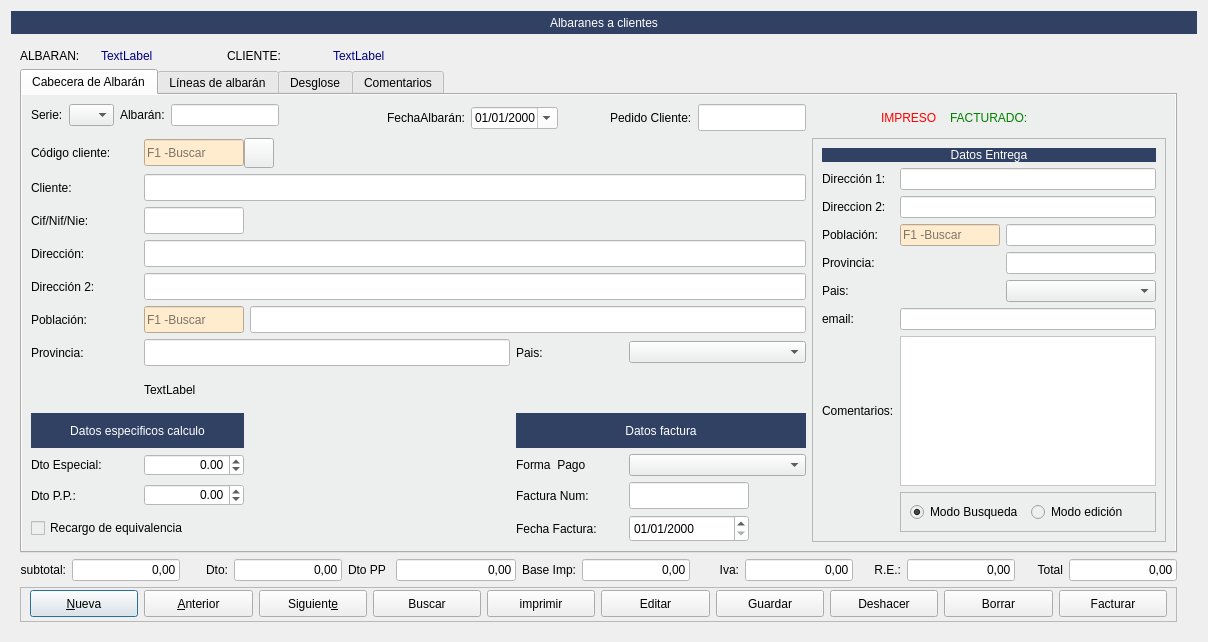
arcnexus/RedFoX, file Zona_Ventas/frmalbaran.ui: the form before one commit.
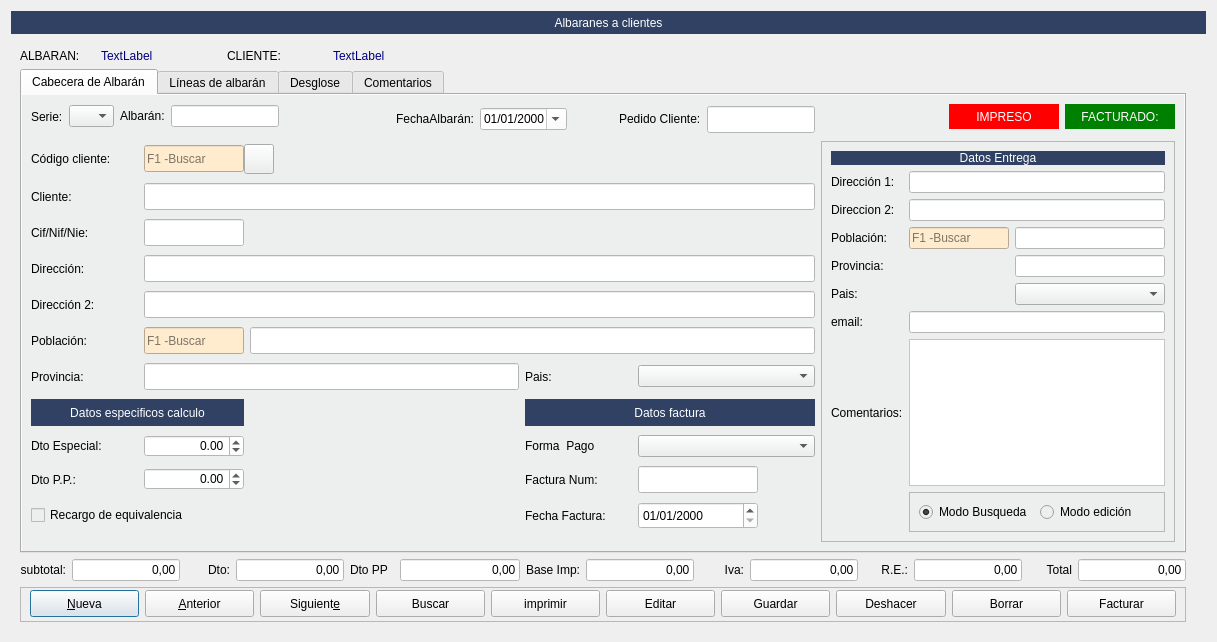
The form after the commit. The open tabs and pages were chosen to show the change. Icons and pictures are not drawn.

```diff
--- a/Zona_Ventas/frmalbaran.ui
+++ b/Zona_Ventas/frmalbaran.ui
@@ -6,7 +6,7 @@
    <rect>
     <x>0</x>
     <y>0</y>
-    <width>1208</width>
+    <width>1217</width>
     <height>642</height>
    </rect>
   </property>
@@ -27,7 +27,7 @@
    <item row="1" column="0" colspan="2">
     <widget class="QStackedWidget" name="stackedWidget">
      <property name="currentIndex">
-      <number>1</number>
+      <number>0</number>
      </property>
      <widget class="QWidget" name="page">
       <layout class="QGridLayout" name="gridLayout_5">
@@ -744,22 +744,6 @@
              </property>
             </widget>
            </item>
-           <item row="0" column="12" rowspan="2">
-            <widget class="QLabel" name="lbimpreso">
-             <property name="sizePolicy">
-              <sizepolicy hsizetype="Preferred" vsizetype="Fixed">
-               <horstretch>0</horstretch>
-               <verstretch>0</verstretch>
-              </sizepolicy>
-             </property>
-             <property name="styleSheet">
-              <string notr="true">color: rgb(255, 0, 0);</string>
-             </property>
-             <property name="text">
-              <string>IMPRESO</string>
-             </property>
-            </widget>
-           </item>
            <item row="0" column="7" rowspan="2">
             <widget class="QDateEdit" name="txtfecha">
              <property name="sizePolicy">
@@ -792,22 +776,6 @@
              </property>
             </widget>
            </item>
-           <item row="0" column="13" rowspan="2">
-            <widget class="QLabel" name="lbfacturado">
-             <property name="sizePolicy">
-              <sizepolicy hsizetype="Preferred" vsizetype="Fixed">
-               <horstretch>0</horstretch>
-               <verstretch>0</verstretch>
-              </sizepolicy>
-             </property>
-             <property name="styleSheet">
-              <string notr="true">color: rgb(0, 128, 0);</string>
-             </property>
-             <property name="text">
-              <string>FACTURADO:</string>
-             </property>
-            </widget>
-           </item>
            <item row="0" column="2">
             <widget class="QLabel" name="lblnumalb">
              <property name="sizePolicy">
@@ -884,96 +852,8 @@
            </item>
            <item row="2" column="0" colspan="11">
             <layout class="QGridLayout" name="gridLayout_10">
-             <item row="3" column="1" colspan="4">
-              <widget class="QLineEdit" name="txtdireccion1">
-               <property name="sizePolicy">
-                <sizepolicy hsizetype="Preferred" vsizetype="Fixed">
-                 <horstretch>0</horstretch>
-                 <verstretch>0</verstretch>
-                </sizepolicy>
-               </property>
-               <property name="minimumSize">
-                <size>
-                 <width>0</width>
-                 <height>27</height>
-                </size>
-               </property>
-               <property name="styleSheet">
-                <string notr="true">background-color: rgb(255, 255, 255);</string>
-               </property>
-              </widget>
-             </item>
-             <item row="2" column="0">
-              <widget class="QLabel" name="label_15">
-               <property name="sizePolicy">
-                <sizepolicy hsizetype="Preferred" vsizetype="Preferred">
-                 <horstretch>0</horstretch>
-                 <verstretch>0</verstretch>
-                </sizepolicy>
-               </property>
-               <property name="maximumSize">
-                <size>
-                 <width>107</width>
-                 <height>16777215</height>
-                </size>
-               </property>
-               <property name="text">
-                <string>Cif/Nif/Nie:</string>
-               </property>
-              </widget>
-             </item>
-             <item row="5" column="0">
-              <widget class="QLabel" name="label_7">
-               <property name="sizePolicy">
-                <sizepolicy hsizetype="Preferred" vsizetype="Preferred">
-                 <horstretch>0</horstretch>
-                 <verstretch>0</verstretch>
-                </sizepolicy>
-               </property>
-               <property name="maximumSize">
-                <size>
-                 <width>107</width>
-                 <height>16777215</height>
-                </size>
-               </property>
-               <property name="text">
-                <string>Población:</string>
-               </property>
-              </widget>
-             </item>
-             <item row="1" column="0">
-              <widget class="QLabel" name="label_4">
-               <property name="sizePolicy">
-                <sizepolicy hsizetype="Preferred" vsizetype="Preferred">
-                 <horstretch>0</horstretch>
-                 <verstretch>0</verstretch>
-                </sizepolicy>
-               </property>
-               <property name="maximumSize">
-                <size>
-                 <width>107</width>
-                 <height>16777215</height>
-                </size>
-               </property>
-               <property name="text">
-                <string>Cliente:</string>
-               </property>
-              </widget>
-             </item>
-             <item row="2" column="1" colspan="2">
-              <widget class="QLineEdit" name="txtcif">
-               <property name="sizePolicy">
-                <sizepolicy hsizetype="Preferred" vsizetype="Fixed">
-                 <horstretch>0</horstretch>
-                 <verstretch>0</verstretch>
-                </sizepolicy>
-               </property>
-               <property name="minimumSize">
-                <size>
-                 <width>0</width>
-                 <height>27</height>
-                </size>
-               </property>
+             <item row="10" column="1">
+              <widget class="QDoubleSpinBox" name="spinPorc_dto_pp">
                <property name="maximumSize">
                 <size>
                  <width>100</width>
@@ -982,6 +862,53 @@
                </property>
                <property name="styleSheet">
                 <string notr="true">background-color: rgb(255, 255, 255);</string>
+               </property>
+               <property name="alignment">
+                <set>Qt::AlignRight|Qt::AlignTrailing|Qt::AlignVCenter</set>
+               </property>
+               <property name="minimum">
+                <double>-100.000000000000000</double>
+               </property>
+               <property name="value">
+                <double>0.000000000000000</double>
+               </property>
+              </widget>
+             </item>
+             <item row="11" column="4">
+              <widget class="QDateEdit" name="txtfecha_factura">
+               <property name="sizePolicy">
+                <sizepolicy hsizetype="Preferred" vsizetype="Fixed">
+                 <horstretch>0</horstretch>
+                 <verstretch>0</verstretch>
+                </sizepolicy>
+               </property>
+               <property name="minimumSize">
+                <size>
+                 <width>0</width>
+                 <height>27</height>
+                </size>
+               </property>
+               <property name="maximumSize">
+                <size>
+                 <width>120</width>
+                 <height>16777215</height>
+                </size>
+               </property>
+               <property name="styleSheet">
+                <string notr="true">background-color: rgb(255, 255, 255);</string>
+               </property>
+               <property name="displayFormat">
+                <string>dd/MM/yyyy</string>
+               </property>
+               <property name="calendarPopup">
+                <bool>false</bool>
+               </property>
+              </widget>
+             </item>
+             <item row="11" column="3">
+              <widget class="QLabel" name="label_52">
+               <property name="text">
+                <string>Fecha Factura:</string>
                </property>
               </widget>
              </item>
@@ -1004,44 +931,6 @@
                </property>
               </widget>
              </item>
-             <item row="0" column="0">
-              <widget class="QLabel" name="label_3">
-               <property name="sizePolicy">
-                <sizepolicy hsizetype="Preferred" vsizetype="Preferred">
-                 <horstretch>0</horstretch>
-                 <verstretch>0</verstretch>
-                </sizepolicy>
-               </property>
-               <property name="maximumSize">
-                <size>
-                 <width>107</width>
-                 <height>16777215</height>
-                </size>
-               </property>
-               <property name="text">
-                <string>Código cliente:</string>
-               </property>
-              </widget>
-             </item>
-             <item row="6" column="1" colspan="2">
-              <widget class="QLineEdit" name="txtprovincia">
-               <property name="sizePolicy">
-                <sizepolicy hsizetype="Preferred" vsizetype="Fixed">
-                 <horstretch>0</horstretch>
-                 <verstretch>0</verstretch>
-                </sizepolicy>
-               </property>
-               <property name="minimumSize">
-                <size>
-                 <width>0</width>
-                 <height>27</height>
-                </size>
-               </property>
-               <property name="styleSheet">
-                <string notr="true">background-color: rgb(255, 255, 255);</string>
-               </property>
-              </widget>
-             </item>
              <item row="0" column="1" colspan="4">
               <layout class="QHBoxLayout" name="horizontalLayout_2">
                <property name="spacing">
@@ -1113,25 +1002,6 @@
                </item>
               </layout>
              </item>
-             <item row="4" column="1" colspan="4">
-              <widget class="QLineEdit" name="txtdireccion2">
-               <property name="sizePolicy">
-                <sizepolicy hsizetype="Preferred" vsizetype="Fixed">
-                 <horstretch>0</horstretch>
-                 <verstretch>0</verstretch>
-                </sizepolicy>
-               </property>
-               <property name="minimumSize">
-                <size>
-                 <width>0</width>
-                 <height>27</height>
-                </size>
-               </property>
-               <property name="styleSheet">
-                <string notr="true">background-color: rgb(255, 255, 255);</string>
-               </property>
-              </widget>
-             </item>
              <item row="1" column="1" colspan="4">
               <widget class="QLineEdit" name="txtcliente">
                <property name="sizePolicy">
@@ -1151,8 +1021,8 @@
                </property>
               </widget>
              </item>
-             <item row="3" column="0">
-              <widget class="QLabel" name="label_5">
+             <item row="5" column="0">
+              <widget class="QLabel" name="label_7">
                <property name="sizePolicy">
                 <sizepolicy hsizetype="Preferred" vsizetype="Preferred">
                  <horstretch>0</horstretch>
@@ -1166,45 +1036,32 @@
                 </size>
                </property>
                <property name="text">
-                <string>Dirección:</string>
+                <string>Población:</string>
                </property>
               </widget>
              </item>
-             <item row="6" column="0">
-              <widget class="QLabel" name="label_13">
+             <item row="2" column="1" colspan="2">
+              <widget class="QLineEdit" name="txtcif">
                <property name="sizePolicy">
-                <sizepolicy hsizetype="Preferred" vsizetype="Preferred">
+                <sizepolicy hsizetype="Preferred" vsizetype="Fixed">
                  <horstretch>0</horstretch>
                  <verstretch>0</verstretch>
                 </sizepolicy>
                </property>
-               <property name="maximumSize">
+               <property name="minimumSize">
                 <size>
-                 <width>107</width>
-                 <height>16777215</height>
+                 <width>0</width>
+                 <height>27</height>
                 </size>
                </property>
-               <property name="text">
-                <string>Provincia:</string>
-               </property>
-              </widget>
-             </item>
-             <item row="6" column="3">
-              <widget class="QLabel" name="label_14">
-               <property name="sizePolicy">
-                <sizepolicy hsizetype="Preferred" vsizetype="Preferred">
-                 <horstretch>0</horstretch>
-                 <verstretch>0</verstretch>
-                </sizepolicy>
-               </property>
                <property name="maximumSize">
                 <size>
-                 <width>107</width>
+                 <width>100</width>
                  <height>16777215</height>
                 </size>
                </property>
-               <property name="text">
-                <string>Pais:</string>
+               <property name="styleSheet">
+                <string notr="true">background-color: rgb(255, 255, 255);</string>
                </property>
               </widget>
              </item>
@@ -1227,6 +1084,86 @@
                </property>
               </widget>
              </item>
+             <item row="9" column="4">
+              <widget class="QComboBox" name="cbo_forma_pago"/>
+             </item>
+             <item row="11" column="0" colspan="2">
+              <widget class="QCheckBox" name="chklporc_rec">
+               <property name="sizePolicy">
+                <sizepolicy hsizetype="Preferred" vsizetype="Fixed">
+                 <horstretch>0</horstretch>
+                 <verstretch>0</verstretch>
+                </sizepolicy>
+               </property>
+               <property name="text">
+                <string>Recargo de equivalencia</string>
+               </property>
+              </widget>
+             </item>
+             <item row="10" column="0">
+              <widget class="QLabel" name="label_42">
+               <property name="text">
+                <string>Dto P.P.:</string>
+               </property>
+              </widget>
+             </item>
+             <item row="2" column="0">
+              <widget class="QLabel" name="label_15">
+               <property name="sizePolicy">
+                <sizepolicy hsizetype="Preferred" vsizetype="Preferred">
+                 <horstretch>0</horstretch>
+                 <verstretch>0</verstretch>
+                </sizepolicy>
+               </property>
+               <property name="maximumSize">
+                <size>
+                 <width>107</width>
+                 <height>16777215</height>
+                </size>
+               </property>
+               <property name="text">
+                <string>Cif/Nif/Nie:</string>
+               </property>
+              </widget>
+             </item>
+             <item row="6" column="3">
+              <widget class="QLabel" name="label_14">
+               <property name="sizePolicy">
+                <sizepolicy hsizetype="Preferred" vsizetype="Preferred">
+                 <horstretch>0</horstretch>
+                 <verstretch>0</verstretch>
+                </sizepolicy>
+               </property>
+               <property name="maximumSize">
+                <size>
+                 <width>107</width>
+                 <height>16777215</height>
+                </size>
+               </property>
+               <property name="text">
+                <string>Pais:</string>
+               </property>
+              </widget>
+             </item>
+             <item row="3" column="1" colspan="4">
+              <widget class="QLineEdit" name="txtdireccion1">
+               <property name="sizePolicy">
+                <sizepolicy hsizetype="Preferred" vsizetype="Fixed">
+                 <horstretch>0</horstretch>
+                 <verstretch>0</verstretch>
+                </sizepolicy>
+               </property>
+               <property name="minimumSize">
+                <size>
+                 <width>0</width>
+                 <height>27</height>
+                </size>
+               </property>
+               <property name="styleSheet">
+                <string notr="true">background-color: rgb(255, 255, 255);</string>
+               </property>
+              </widget>
+             </item>
              <item row="6" column="4">
               <layout class="QHBoxLayout" name="horizontalLayout_3">
                <item>
@@ -1275,14 +1212,98 @@
                </property>
               </widget>
              </item>
-             <item row="10" column="0">
+             <item row="4" column="1" colspan="4">
+              <widget class="QLineEdit" name="txtdireccion2">
+               <property name="sizePolicy">
+                <sizepolicy hsizetype="Preferred" vsizetype="Fixed">
+                 <horstretch>0</horstretch>
+                 <verstretch>0</verstretch>
+                </sizepolicy>
+               </property>
+               <property name="minimumSize">
+                <size>
+                 <width>0</width>
+                 <height>27</height>
+                </size>
+               </property>
+               <property name="styleSheet">
+                <string notr="true">background-color: rgb(255, 255, 255);</string>
+               </property>
+              </widget>
+             </item>
+             <item row="10" column="3">
+              <widget class="QLabel" name="label_51">
+               <property name="text">
+                <string>Factura Num:</string>
+               </property>
+              </widget>
+             </item>
+             <item row="7" column="3" colspan="2">
+              <widget class="QLabel" name="label_50">
+               <property name="maximumSize">
+                <size>
+                 <width>16777215</width>
+                 <height>27</height>
+                </size>
+               </property>
+               <property name="styleSheet">
+                <string notr="true">background-color: #304163;
+color: rgb(255, 255, 255);</string>
+               </property>
+               <property name="text">
+                <string>Datos factura</string>
+               </property>
+               <property name="alignment">
+                <set>Qt::AlignCenter</set>
+               </property>
+              </widget>
+             </item>
+             <item row="3" column="0">
+              <widget class="QLabel" name="label_5">
+               <property name="sizePolicy">
+                <sizepolicy hsizetype="Preferred" vsizetype="Preferred">
+                 <horstretch>0</horstretch>
+                 <verstretch>0</verstretch>
+                </sizepolicy>
+               </property>
+               <property name="maximumSize">
+                <size>
+                 <width>107</width>
+                 <height>16777215</height>
+                </size>
+               </property>
+               <property name="text">
+                <string>Dirección:</string>
+               </property>
+              </widget>
+             </item>
+             <item row="6" column="1" colspan="2">
+              <widget class="QLineEdit" name="txtprovincia">
+               <property name="sizePolicy">
+                <sizepolicy hsizetype="Preferred" vsizetype="Fixed">
+                 <horstretch>0</horstretch>
+                 <verstretch>0</verstretch>
+                </sizepolicy>
+               </property>
+               <property name="minimumSize">
+                <size>
+                 <width>0</width>
+                 <height>27</height>
+                </size>
+               </property>
+               <property name="styleSheet">
+                <string notr="true">background-color: rgb(255, 255, 255);</string>
+               </property>
+              </widget>
+             </item>
+             <item row="9" column="0">
               <widget class="QLabel" name="label_41">
                <property name="text">
                 <string>Dto Especial:</string>
                </property>
               </widget>
              </item>
-             <item row="10" column="1">
+             <item row="9" column="1">
               <widget class="QDoubleSpinBox" name="spinporc_Dto">
                <property name="styleSheet">
                 <string notr="true">background-color: rgb(255, 255, 255);</string>
@@ -1298,162 +1319,114 @@
                </property>
               </widget>
              </item>
-             <item row="11" column="1">
-              <widget class="QDoubleSpinBox" name="spinPorc_dto_pp">
-               <property name="maximumSize">
-                <size>
-                 <width>100</width>
-                 <height>16777215</height>
-                </size>
-               </property>
-               <property name="styleSheet">
-                <string notr="true">background-color: rgb(255, 255, 255);</string>
-               </property>
-               <property name="alignment">
-                <set>Qt::AlignRight|Qt::AlignTrailing|Qt::AlignVCenter</set>
-               </property>
-               <property name="minimum">
-                <double>-100.000000000000000</double>
-               </property>
-               <property name="value">
-                <double>0.000000000000000</double>
-               </property>
-              </widget>
-             </item>
-             <item row="11" column="0">
-              <widget class="QLabel" name="label_42">
-               <property name="text">
-                <string>Dto P.P.:</string>
-               </property>
-              </widget>
-             </item>
-             <item row="12" column="0" colspan="2">
-              <widget class="QCheckBox" name="chklporc_rec">
+             <item row="1" column="0">
+              <widget class="QLabel" name="label_4">
                <property name="sizePolicy">
-                <sizepolicy hsizetype="Preferred" vsizetype="Fixed">
+                <sizepolicy hsizetype="Preferred" vsizetype="Preferred">
                  <horstretch>0</horstretch>
                  <verstretch>0</verstretch>
                 </sizepolicy>
                </property>
-               <property name="text">
-                <string>Recargo de equivalencia</string>
-               </property>
-              </widget>
-             </item>
-             <item row="8" column="0" colspan="2">
-              <widget class="QLabel" name="label_48">
-               <property name="styleSheet">
-                <string notr="true">background-color: #304163;
-color: rgb(255, 255, 255);</string>
-               </property>
-               <property name="text">
-                <string>Datos especificos calculo</string>
-               </property>
-               <property name="alignment">
-                <set>Qt::AlignCenter</set>
-               </property>
-              </widget>
-             </item>
-             <item row="7" column="1">
-              <widget class="QLabel" name="label_49">
-               <property name="text">
-                <string>TextLabel</string>
-               </property>
-              </widget>
-             </item>
-             <item row="11" column="3">
-              <widget class="QLabel" name="label_51">
-               <property name="text">
-                <string>Factura Num:</string>
-               </property>
-              </widget>
-             </item>
-             <item row="11" column="4">
-              <widget class="QLineEdit" name="txtcNumFra">
-               <property name="sizePolicy">
-                <sizepolicy hsizetype="Preferred" vsizetype="Fixed">
-                 <horstretch>0</horstretch>
-                 <verstretch>0</verstretch>
-                </sizepolicy>
-               </property>
-               <property name="minimumSize">
-                <size>
-                 <width>0</width>
-                 <height>27</height>
-                </size>
-               </property>
                <property name="maximumSize">
                 <size>
-                 <width>120</width>
+                 <width>107</width>
                  <height>16777215</height>
                 </size>
                </property>
-               <property name="styleSheet">
-                <string notr="true">background-color: rgb(255, 255, 255);</string>
-               </property>
-              </widget>
-             </item>
-             <item row="12" column="4">
-              <widget class="QDateEdit" name="txtfecha_factura">
-               <property name="sizePolicy">
-                <sizepolicy hsizetype="Preferred" vsizetype="Fixed">
-                 <horstretch>0</horstretch>
-                 <verstretch>0</verstretch>
-                </sizepolicy>
-               </property>
-               <property name="minimumSize">
-                <size>
-                 <width>0</width>
-                 <height>27</height>
-                </size>
-               </property>
-               <property name="maximumSize">
-                <size>
-                 <width>120</width>
-                 <height>16777215</height>
-                </size>
-               </property>
-               <property name="styleSheet">
-                <string notr="true">background-color: rgb(255, 255, 255);</string>
-               </property>
-               <property name="displayFormat">
-                <string>dd/MM/yyyy</string>
-               </property>
-               <property name="calendarPopup">
-                <bool>false</bool>
-               </property>
-              </widget>
-             </item>
-             <item row="12" column="3">
-              <widget class="QLabel" name="label_52">
                <property name="text">
-                <string>Fecha Factura:</string>
+                <string>Cliente:</string>
                </property>
               </widget>
              </item>
-             <item row="8" column="3" colspan="2">
-              <widget class="QLabel" name="label_50">
-               <property name="styleSheet">
-                <string notr="true">background-color: #304163;
-color: rgb(255, 255, 255);</string>
-               </property>
-               <property name="text">
-                <string>Datos factura</string>
-               </property>
-               <property name="alignment">
-                <set>Qt::AlignCenter</set>
-               </property>
-              </widget>
-             </item>
-             <item row="10" column="3">
+             <item row="9" column="3">
               <widget class="QLabel" name="label_61">
                <property name="text">
                 <string>Forma  Pago</string>
                </property>
               </widget>
              </item>
+             <item row="7" column="0" colspan="2">
+              <widget class="QLabel" name="label_48">
+               <property name="maximumSize">
+                <size>
+                 <width>16777215</width>
+                 <height>27</height>
+                </size>
+               </property>
+               <property name="styleSheet">
+                <string notr="true">background-color: #304163;
+color: rgb(255, 255, 255);</string>
+               </property>
+               <property name="text">
+                <string>Datos especificos calculo</string>
+               </property>
+               <property name="alignment">
+                <set>Qt::AlignCenter</set>
+               </property>
+              </widget>
+             </item>
+             <item row="0" column="0">
+              <widget class="QLabel" name="label_3">
+               <property name="sizePolicy">
+                <sizepolicy hsizetype="Preferred" vsizetype="Preferred">
+                 <horstretch>0</horstretch>
+                 <verstretch>0</verstretch>
+                </sizepolicy>
+               </property>
+               <property name="maximumSize">
+                <size>
+                 <width>107</width>
+                 <height>16777215</height>
+                </size>
+               </property>
+               <property name="text">
+                <string>Código cliente:</string>
+               </property>
+              </widget>
+             </item>
              <item row="10" column="4">
-              <widget class="QComboBox" name="cbo_forma_pago"/>
+              <widget class="QLineEdit" name="txtcNumFra">
+               <property name="sizePolicy">
+                <sizepolicy hsizetype="Preferred" vsizetype="Fixed">
+                 <horstretch>0</horstretch>
+                 <verstretch>0</verstretch>
+                </sizepolicy>
+               </property>
+               <property name="minimumSize">
+                <size>
+                 <width>0</width>
+                 <height>27</height>
+                </size>
+               </property>
+               <property name="maximumSize">
+                <size>
+                 <width>120</width>
+                 <height>16777215</height>
+                </size>
+               </property>
+               <property name="styleSheet">
+                <string notr="true">background-color: rgb(255, 255, 255);</string>
+               </property>
+              </widget>
+             </item>
+             <item row="6" column="0">
+              <widget class="QLabel" name="label_13">
+               <property name="sizePolicy">
+                <sizepolicy hsizetype="Preferred" vsizetype="Preferred">
+                 <horstretch>0</horstretch>
+                 <verstretch>0</verstretch>
+                </sizepolicy>
+               </property>
+               <property name="maximumSize">
+                <size>
+                 <width>107</width>
+                 <height>16777215</height>
+                </size>
+               </property>
+               <property name="text">
+                <string>Provincia:</string>
+               </property>
+              </widget>
              </item>
             </layout>
            </item>
@@ -1630,6 +1603,12 @@
               </item>
               <item row="0" column="0" colspan="3">
                <widget class="QLabel" name="label_35">
+                <property name="maximumSize">
+                 <size>
+                  <width>16777215</width>
+                  <height>27</height>
+                 </size>
+                </property>
                 <property name="styleSheet">
                  <string notr="true">background-color: #304163;
 color: rgb(255, 255, 255);</string>
@@ -1695,6 +1674,58 @@
              </layout>
             </widget>
            </item>
+           <item row="0" column="15">
+            <widget class="QLabel" name="lbfacturado">
+             <property name="sizePolicy">
+              <sizepolicy hsizetype="Preferred" vsizetype="Fixed">
+               <horstretch>0</horstretch>
+               <verstretch>0</verstretch>
+              </sizepolicy>
+             </property>
+             <property name="minimumSize">
+              <size>
+               <width>110</width>
+               <height>25</height>
+              </size>
+             </property>
+             <property name="styleSheet">
+              <string notr="true">background-color: rgb(0, 128, 0);
+color: rgb(255, 255, 255);</string>
+             </property>
+             <property name="text">
+              <string>FACTURADO:</string>
+             </property>
+             <property name="alignment">
+              <set>Qt::AlignCenter</set>
+             </property>
+            </widget>
+           </item>
+           <item row="0" column="14">
+            <widget class="QLabel" name="lbimpreso">
+             <property name="sizePolicy">
+              <sizepolicy hsizetype="Preferred" vsizetype="Fixed">
+               <horstretch>0</horstretch>
+               <verstretch>0</verstretch>
+              </sizepolicy>
+             </property>
+             <property name="minimumSize">
+              <size>
+               <width>110</width>
+               <height>25</height>
+              </size>
+             </property>
+             <property name="styleSheet">
+              <string notr="true">background-color: rgb(255, 0, 0);
+color: rgb(255, 255, 255);</string>
+             </property>
+             <property name="text">
+              <string>IMPRESO</string>
+             </property>
+             <property name="alignment">
+              <set>Qt::AlignCenter</set>
+             </property>
+            </widget>
+           </item>
           </layout>
          </widget>
          <widget class="QWidget" name="tab_6">
```
